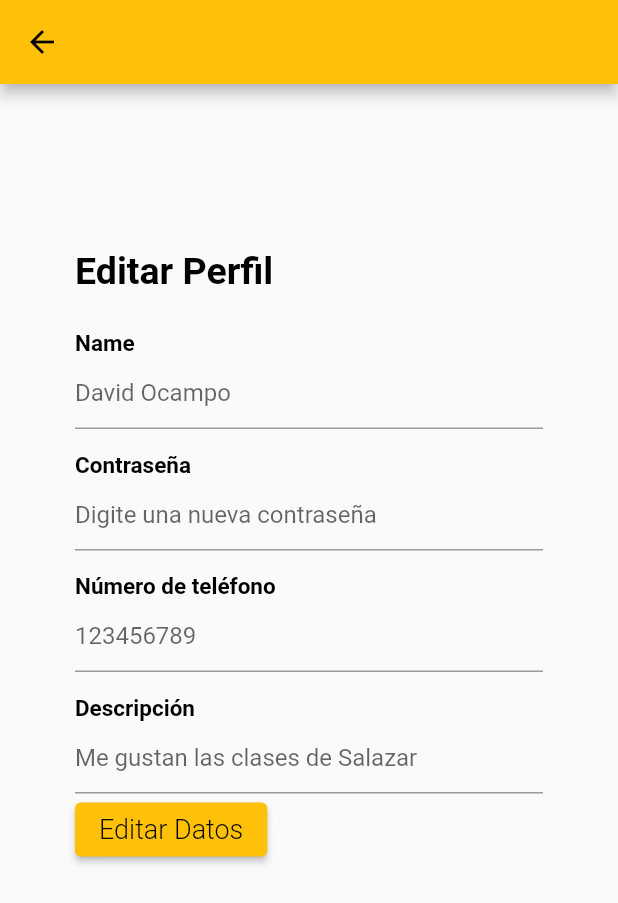
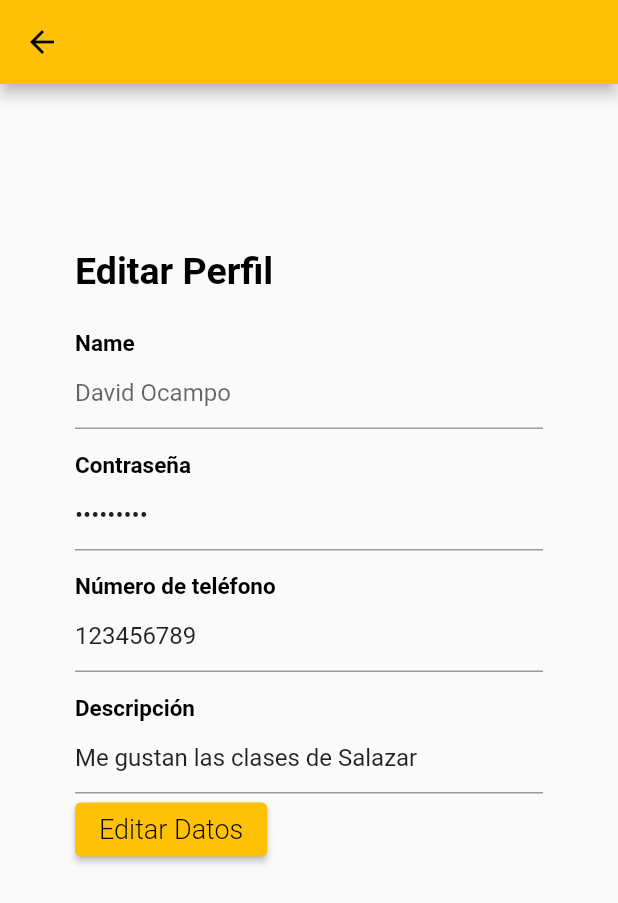
Before and after one commit to karou1182001/AppMovilRU, a Flutter app: the EditProfile screen opened directly, on a phone screen of 412 x 824 dp. Shown: the top 903 px of the screen. Run offline on Flutter 3.47's test engine with Material 2 defaults, Android fonts, the phone set to English and light mode, and no system bars; our stand-ins replace flutter_colorpicker, get, syncfusion_flutter_calendar; missing offline and left inert: syncfusion_flutter_core; key blocks and very long unbroken strings in the code were emptied for the run.

Commit message:
Revert "Merge branch 'main' of https://github.com/karou1182001/AppMovilRU"
This reverts commit 1578c37268c5a97019310fcd3d1a0b9e3c6021d9, reversing
changes made to beb6d472947bb0fbb9b3744cfb11af7a64f6875c.

```diff
--- a/lib/domain/constants/controllers/user_controller.dart
+++ b/lib/domain/constants/controllers/user_controller.dart
@@ -28,7 +28,6 @@ class UserController {
     _ru.value = !_ru.value;
   }
 
-  //Función para cambiar el nombre
   void changeUserName(String name) {
     user.value.changeName(name);
   }
--- a/lib/models/user.dart
+++ b/lib/models/user.dart
@@ -1,16 +1,26 @@
+import 'package:get/get.dart';
+
 class User {
-  final String name;
-  final String password;
-  final int number;
-  final String email;
-  final String description;
+  String name;
+  String password;
+  int number;
+  String email;
+  String description;
 
-  const User(
-      {required this.name, required this.password, required this.number, required this.email, required this.description});
+  User(
+      {required this.name,
+      required this.password,
+      required this.number,
+      required this.email,
+      required this.description});
 
   get getName => name;
   get getPassword => password;
   get getNumber => number;
   get getEmail => email;
   get getDescription => description;
+
+  void changeName(String userName) {
+    name = userName;
+  }
 }
--- a/lib/ui/pages/pageEvents/selectedevent.dart
+++ b/lib/ui/pages/pageEvents/selectedevent.dart
@@ -46,6 +46,7 @@ class SelectedEvent extends StatelessWidget {
                           mainAxisAlignment: MainAxisAlignment.spaceBetween,
                           children: [
                             Text(selectedevent.name,
+                                key: const Key('Nombre evento'),
                                 style: const TextStyle(
                                     color: Colors.black, fontSize: 25)),
                           ],
@@ -53,6 +54,7 @@ class SelectedEvent extends StatelessWidget {
                         const SizedBox(height: 15),
                         Text(
                           selectedevent.description,
+                          key: const Key('Descripcion evento'),
                           style: const TextStyle(
                               color: Colors.black, fontSize: 15),
                         ),
--- a/lib/ui/pages/pageMyCalendar/event_editing_page.dart
+++ b/lib/ui/pages/pageMyCalendar/event_editing_page.dart
@@ -94,6 +94,7 @@ class _EventEditingPageState extends State<EventEditingPage> {
   //Botón guardar en la esquina derecha
   List<Widget> buildEditingActions() => [
         ElevatedButton.icon(
+            key: Key('botonSave'),
             style: ElevatedButton.styleFrom(
               primary: Colors.transparent,
               shadowColor: Colors.transparent,
@@ -165,6 +166,7 @@ class _EventEditingPageState extends State<EventEditingPage> {
           ),
           const SizedBox(width: 20),
           ElevatedButton(
+            key: Key('botonColor'),
             onPressed: () {
               showDialog(
                   context: context,
--- a/lib/ui/pages/pageProfile/editProfile.dart
+++ b/lib/ui/pages/pageProfile/editProfile.dart
@@ -2,10 +2,7 @@
 
 import 'package:app_ru/domain/constants/controllers/user_controller.dart';
 import 'package:app_ru/domain/constants/text_style.dart';
-import 'package:app_ru/ui/pages/pageProfile/profile.dart';
-import 'package:app_ru/ui/widgets/navbar/nav_bar.dart';
 import 'package:flutter/material.dart';
-import 'package:get/get.dart';
 import 'package:get/get_state_manager/src/rx_flutter/rx_obx_widget.dart';
 
 class EditProfile extends StatelessWidget {
@@ -50,10 +47,8 @@ class EditProfile extends StatelessWidget {
                       color: Colors.black,
                       fontSize: 15,
                       fontWeight: FontWeight.bold)),
-              TextFormField(
-                  decoration:
-                      InputDecoration(hintText: 'Digite una nueva contraseña'),
-                  obscureText: true),
+              Obx(() => TextFormField(
+                  initialValue: userController.password, obscureText: true)),
               const SizedBox(
                 height: 15,
               ),
@@ -63,8 +58,7 @@ class EditProfile extends StatelessWidget {
                       fontSize: 15,
                       fontWeight: FontWeight.bold)),
               Obx(() => TextFormField(
-                  decoration: InputDecoration(
-                      hintText: userController.number.toString()))),
+                  initialValue: userController.number.toString())),
               const SizedBox(
                 height: 15,
               ),
@@ -73,14 +67,13 @@ class EditProfile extends StatelessWidget {
                       color: Colors.black,
                       fontSize: 15,
                       fontWeight: FontWeight.bold)),
-              Obx(() => TextField(
-                  decoration:
-                      InputDecoration(hintText: userController.description),
-                  keyboardType: TextInputType.multiline,
-                  maxLines: null)),
+              Obx(() =>
+                  TextFormField(initialValue: userController.description)),
               ElevatedButton(
                   onPressed: () {
-                    Get.to(() => const NavBar());
+                    print(nameController.text);
+                    userController.changeUserName(nameController.text);
+                    print(userController.name);
                   },
                   child: Text(
                     'Editar Datos',
--- a/lib/ui/pages/pageProfile/profile.dart
+++ b/lib/ui/pages/pageProfile/profile.dart
@@ -146,6 +146,7 @@ class _ProfileState extends State<Profile> {
               child: Padding(
                 padding: const EdgeInsets.only(right: 220),
                 child: ElevatedButton(
+                    key: const Key('logout'),
                     style: ButtonStyle(
                         shape:
                             MaterialStateProperty.all<RoundedRectangleBorder>(
--- a/lib/ui/widgets/eventcard.dart
+++ b/lib/ui/widgets/eventcard.dart
@@ -15,6 +15,7 @@ class Eventcard extends StatelessWidget {
         onEventClick();
       },
       child: Container(
+          key: Key('Event_Card' + this.event.imgName),
           margin: EdgeInsets.all(20),
           height: 150,
           child: Stack(
--- a/lib/ui/widgets/friendcard.dart
+++ b/lib/ui/widgets/friendcard.dart
@@ -14,6 +14,7 @@ class Friendcard extends StatelessWidget {
         onTap: ()  {
               onEventClick();
             },
+        key: Key(this.friend.name),
         child: Card(
           child: Padding(
             padding: const EdgeInsets.all(8.0),
```
Also changed, not shown: lib/ui/pages/pageEvents/eventos.dart (+8 -4 lines), lib/ui/pages/pageFriends/friends.dart (+13 -21 lines).
